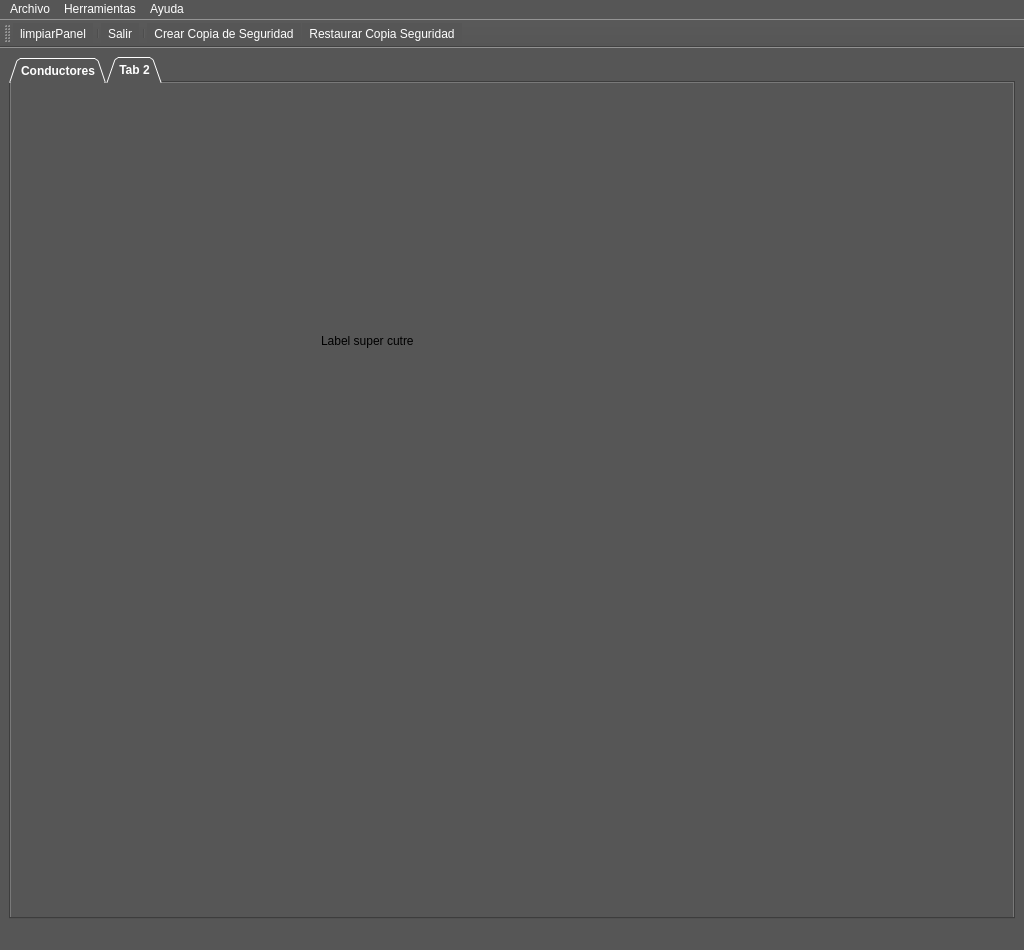
Above: templates/MainWindow.ui from braisd11/CarTeis before the change. Below: the same form after it.
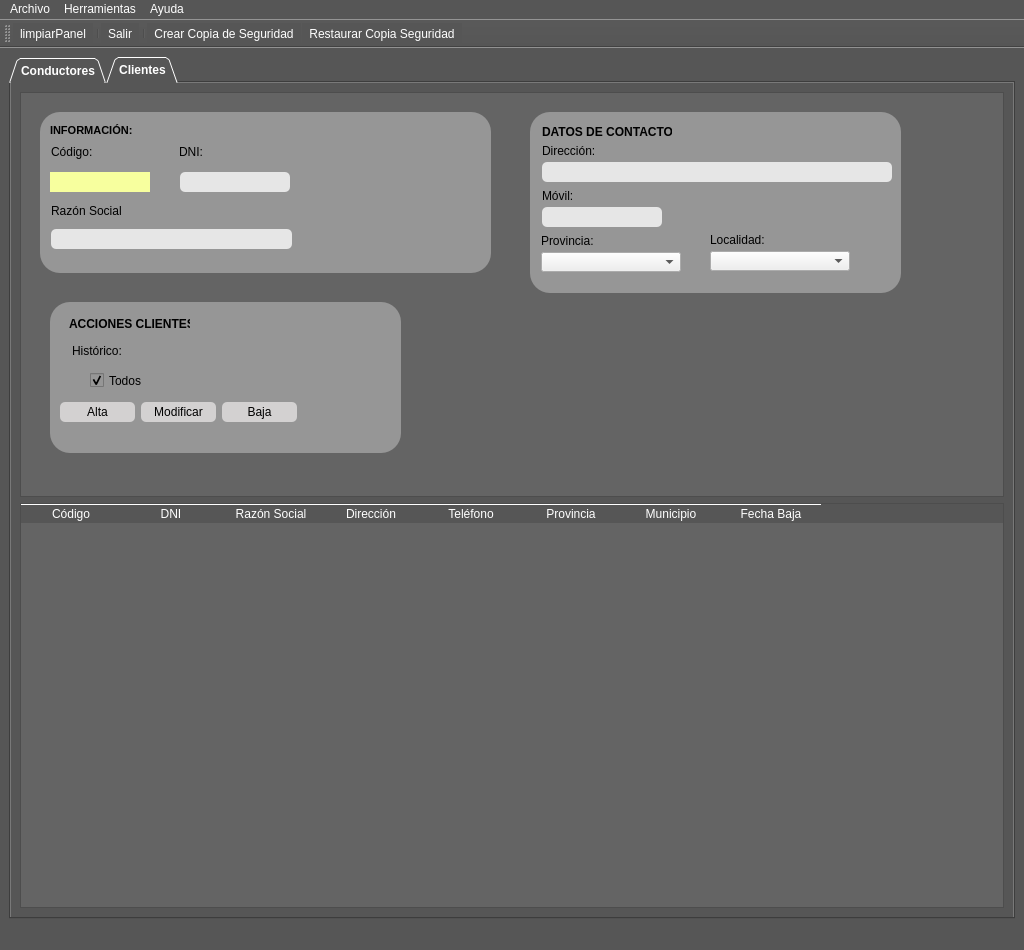
That is the form after the change. The open tabs and pages were chosen to show the change. Icons and pictures are not drawn.

Patch:
```diff
--- a/templates/MainWindow.ui
+++ b/templates/MainWindow.ui
@@ -75,7 +75,8 @@
 
 QLineEdit {
 border-radius: 5px;
-background-color: #E6E6E6
+background-color: #E6E6E6;
+color: rgb(0,0,0);
 }
 </string>
   </property>
@@ -1569,22 +1570,996 @@
          <verstretch>0</verstretch>
         </sizepolicy>
        </property>
+       <property name="autoFillBackground">
+        <bool>false</bool>
+       </property>
        <attribute name="title">
-        <string>Tab 2</string>
+        <string>Clientes</string>
        </attribute>
-       <widget class="QLabel" name="label_2">
-        <property name="geometry">
-         <rect>
-          <x>310</x>
-          <y>250</y>
-          <width>191</width>
-          <height>16</height>
-         </rect>
-        </property>
-        <property name="text">
-         <string>Label super cutre</string>
-        </property>
-       </widget>
+       <layout class="QVBoxLayout" name="verticalLayout">
+        <item>
+         <widget class="QFrame" name="frame">
+          <property name="sizePolicy">
+           <sizepolicy hsizetype="Expanding" vsizetype="Expanding">
+            <horstretch>0</horstretch>
+            <verstretch>0</verstretch>
+           </sizepolicy>
+          </property>
+          <property name="styleSheet">
+           <string notr="true">QFrame {
+	background-color:rgb(100, 100, 100);
+}
+
+QLineEdit {
+	color: rgb(0,0,0);
+}
+
+QCheckBox {
+	color: rgb(0,0,0);
+}
+
+QRadioButton{
+	color: rgb(0,0,0);
+}
+
+QComboBox{
+	color: rgb(0,0,0);
+}</string>
+          </property>
+          <property name="frameShape">
+           <enum>QFrame::StyledPanel</enum>
+          </property>
+          <property name="frameShadow">
+           <enum>QFrame::Raised</enum>
+          </property>
+          <widget class="QFrame" name="frame_5">
+           <property name="geometry">
+            <rect>
+             <x>20</x>
+             <y>20</y>
+             <width>451</width>
+             <height>161</height>
+            </rect>
+           </property>
+           <property name="sizePolicy">
+            <sizepolicy hsizetype="Expanding" vsizetype="Expanding">
+             <horstretch>0</horstretch>
+             <verstretch>0</verstretch>
+            </sizepolicy>
+           </property>
+           <property name="styleSheet">
+            <string notr="true">QFrame{
+	border-radius: 20px;
+	background-color: rgb(150, 150, 150);
+}</string>
+           </property>
+           <property name="frameShape">
+            <enum>QFrame::StyledPanel</enum>
+           </property>
+           <property name="frameShadow">
+            <enum>QFrame::Plain</enum>
+           </property>
+           <property name="lineWidth">
+            <number>1</number>
+           </property>
+           <widget class="QLabel" name="label_2">
+            <property name="geometry">
+             <rect>
+              <x>10</x>
+              <y>10</y>
+              <width>121</width>
+              <height>16</height>
+             </rect>
+            </property>
+            <property name="font">
+             <font>
+              <pointsize>8</pointsize>
+              <weight>75</weight>
+              <bold>true</bold>
+             </font>
+            </property>
+            <property name="text">
+             <string>INFORMACIÓN:</string>
+            </property>
+           </widget>
+           <widget class="QLabel" name="lblCodBDcli">
+            <property name="geometry">
+             <rect>
+              <x>10</x>
+              <y>60</y>
+              <width>100</width>
+              <height>20</height>
+             </rect>
+            </property>
+            <property name="sizePolicy">
+             <sizepolicy hsizetype="Fixed" vsizetype="Fixed">
+              <horstretch>0</horstretch>
+              <verstretch>0</verstretch>
+             </sizepolicy>
+            </property>
+            <property name="minimumSize">
+             <size>
+              <width>100</width>
+              <height>20</height>
+             </size>
+            </property>
+            <property name="styleSheet">
+             <string notr="true">background-color: rgb(247, 255, 158);</string>
+            </property>
+            <property name="text">
+             <string/>
+            </property>
+            <property name="alignment">
+             <set>Qt::AlignCenter</set>
+            </property>
+           </widget>
+           <widget class="QLabel" name="lblCodigocli">
+            <property name="geometry">
+             <rect>
+              <x>11</x>
+              <y>30</y>
+              <width>50</width>
+              <height>20</height>
+             </rect>
+            </property>
+            <property name="sizePolicy">
+             <sizepolicy hsizetype="Fixed" vsizetype="Preferred">
+              <horstretch>0</horstretch>
+              <verstretch>0</verstretch>
+             </sizepolicy>
+            </property>
+            <property name="minimumSize">
+             <size>
+              <width>50</width>
+              <height>20</height>
+             </size>
+            </property>
+            <property name="text">
+             <string>Código:</string>
+            </property>
+           </widget>
+           <widget class="QLabel" name="lblDNIcli">
+            <property name="geometry">
+             <rect>
+              <x>139</x>
+              <y>30</y>
+              <width>50</width>
+              <height>20</height>
+             </rect>
+            </property>
+            <property name="sizePolicy">
+             <sizepolicy hsizetype="Fixed" vsizetype="Fixed">
+              <horstretch>0</horstretch>
+              <verstretch>0</verstretch>
+             </sizepolicy>
+            </property>
+            <property name="minimumSize">
+             <size>
+              <width>50</width>
+              <height>20</height>
+             </size>
+            </property>
+            <property name="maximumSize">
+             <size>
+              <width>50</width>
+              <height>20</height>
+             </size>
+            </property>
+            <property name="text">
+             <string>DNI:</string>
+            </property>
+           </widget>
+           <widget class="QLineEdit" name="txtDNIcli">
+            <property name="geometry">
+             <rect>
+              <x>140</x>
+              <y>60</y>
+              <width>110</width>
+              <height>20</height>
+             </rect>
+            </property>
+            <property name="sizePolicy">
+             <sizepolicy hsizetype="Fixed" vsizetype="Fixed">
+              <horstretch>0</horstretch>
+              <verstretch>0</verstretch>
+             </sizepolicy>
+            </property>
+            <property name="minimumSize">
+             <size>
+              <width>110</width>
+              <height>20</height>
+             </size>
+            </property>
+            <property name="maximumSize">
+             <size>
+              <width>110</width>
+              <height>16777215</height>
+             </size>
+            </property>
+            <property name="alignment">
+             <set>Qt::AlignCenter</set>
+            </property>
+           </widget>
+           <widget class="QLineEdit" name="txtNombrecli">
+            <property name="geometry">
+             <rect>
+              <x>11</x>
+              <y>117</y>
+              <width>241</width>
+              <height>20</height>
+             </rect>
+            </property>
+            <property name="sizePolicy">
+             <sizepolicy hsizetype="Fixed" vsizetype="Fixed">
+              <horstretch>0</horstretch>
+              <verstretch>0</verstretch>
+             </sizepolicy>
+            </property>
+            <property name="minimumSize">
+             <size>
+              <width>110</width>
+              <height>20</height>
+             </size>
+            </property>
+           </widget>
+           <widget class="QLabel" name="lblNombrecli">
+            <property name="geometry">
+             <rect>
+              <x>11</x>
+              <y>91</y>
+              <width>71</width>
+              <height>16</height>
+             </rect>
+            </property>
+            <property name="minimumSize">
+             <size>
+              <width>50</width>
+              <height>0</height>
+             </size>
+            </property>
+            <property name="text">
+             <string>Razón Social:</string>
+            </property>
+           </widget>
+           <widget class="QLabel" name="lblValidarDNIcli">
+            <property name="geometry">
+             <rect>
+              <x>257</x>
+              <y>51</y>
+              <width>60</width>
+              <height>30</height>
+             </rect>
+            </property>
+            <property name="sizePolicy">
+             <sizepolicy hsizetype="Fixed" vsizetype="Fixed">
+              <horstretch>60</horstretch>
+              <verstretch>30</verstretch>
+             </sizepolicy>
+            </property>
+            <property name="minimumSize">
+             <size>
+              <width>60</width>
+              <height>30</height>
+             </size>
+            </property>
+            <property name="maximumSize">
+             <size>
+              <width>60</width>
+              <height>30</height>
+             </size>
+            </property>
+            <property name="font">
+             <font>
+              <family>MV Boli</family>
+              <pointsize>14</pointsize>
+             </font>
+            </property>
+            <property name="text">
+             <string/>
+            </property>
+            <property name="alignment">
+             <set>Qt::AlignLeading|Qt::AlignLeft|Qt::AlignVCenter</set>
+            </property>
+           </widget>
+          </widget>
+          <widget class="QFrame" name="frame_6">
+           <property name="geometry">
+            <rect>
+             <x>510</x>
+             <y>20</y>
+             <width>371</width>
+             <height>181</height>
+            </rect>
+           </property>
+           <property name="sizePolicy">
+            <sizepolicy hsizetype="Expanding" vsizetype="Expanding">
+             <horstretch>0</horstretch>
+             <verstretch>0</verstretch>
+            </sizepolicy>
+           </property>
+           <property name="styleSheet">
+            <string notr="true">QFrame{
+	border-radius: 20px;
+	background-color: rgb(150, 150, 150);
+}</string>
+           </property>
+           <property name="frameShape">
+            <enum>QFrame::StyledPanel</enum>
+           </property>
+           <property name="frameShadow">
+            <enum>QFrame::Raised</enum>
+           </property>
+           <widget class="QLabel" name="label_5">
+            <property name="geometry">
+             <rect>
+              <x>12</x>
+              <y>12</y>
+              <width>130</width>
+              <height>16</height>
+             </rect>
+            </property>
+            <property name="minimumSize">
+             <size>
+              <width>130</width>
+              <height>0</height>
+             </size>
+            </property>
+            <property name="font">
+             <font>
+              <weight>75</weight>
+              <bold>true</bold>
+             </font>
+            </property>
+            <property name="text">
+             <string>DATOS DE CONTACTO:</string>
+            </property>
+           </widget>
+           <widget class="QLabel" name="lblDircli">
+            <property name="geometry">
+             <rect>
+              <x>12</x>
+              <y>31</y>
+              <width>60</width>
+              <height>16</height>
+             </rect>
+            </property>
+            <property name="minimumSize">
+             <size>
+              <width>60</width>
+              <height>0</height>
+             </size>
+            </property>
+            <property name="text">
+             <string>Dirección:</string>
+            </property>
+           </widget>
+           <widget class="QLineEdit" name="txtDircli">
+            <property name="geometry">
+             <rect>
+              <x>12</x>
+              <y>50</y>
+              <width>350</width>
+              <height>20</height>
+             </rect>
+            </property>
+            <property name="minimumSize">
+             <size>
+              <width>350</width>
+              <height>20</height>
+             </size>
+            </property>
+            <property name="maximumSize">
+             <size>
+              <width>350</width>
+              <height>16777215</height>
+             </size>
+            </property>
+           </widget>
+           <widget class="QLabel" name="lblProvcli">
+            <property name="geometry">
+             <rect>
+              <x>11</x>
+              <y>121</y>
+              <width>60</width>
+              <height>16</height>
+             </rect>
+            </property>
+            <property name="minimumSize">
+             <size>
+              <width>60</width>
+              <height>0</height>
+             </size>
+            </property>
+            <property name="text">
+             <string>Provincia:</string>
+            </property>
+           </widget>
+           <widget class="QLabel" name="lblLoccli">
+            <property name="geometry">
+             <rect>
+              <x>180</x>
+              <y>120</y>
+              <width>60</width>
+              <height>16</height>
+             </rect>
+            </property>
+            <property name="minimumSize">
+             <size>
+              <width>60</width>
+              <height>0</height>
+             </size>
+            </property>
+            <property name="text">
+             <string>Localidad:</string>
+            </property>
+           </widget>
+           <widget class="QComboBox" name="cmbProvcli">
+            <property name="geometry">
+             <rect>
+              <x>11</x>
+              <y>140</y>
+              <width>140</width>
+              <height>20</height>
+             </rect>
+            </property>
+            <property name="sizePolicy">
+             <sizepolicy hsizetype="Preferred" vsizetype="Fixed">
+              <horstretch>120</horstretch>
+              <verstretch>20</verstretch>
+             </sizepolicy>
+            </property>
+            <property name="minimumSize">
+             <size>
+              <width>140</width>
+              <height>20</height>
+             </size>
+            </property>
+            <property name="maximumSize">
+             <size>
+              <width>140</width>
+              <height>20</height>
+             </size>
+            </property>
+            <property name="cursor">
+             <cursorShape>PointingHandCursor</cursorShape>
+            </property>
+            <property name="styleSheet">
+             <string notr="true">QComboBox{
+	background-color: None;
+}</string>
+            </property>
+           </widget>
+           <widget class="QComboBox" name="cmbMunicli">
+            <property name="geometry">
+             <rect>
+              <x>180</x>
+              <y>139</y>
+              <width>140</width>
+              <height>20</height>
+             </rect>
+            </property>
+            <property name="sizePolicy">
+             <sizepolicy hsizetype="Preferred" vsizetype="Fixed">
+              <horstretch>120</horstretch>
+              <verstretch>20</verstretch>
+             </sizepolicy>
+            </property>
+            <property name="minimumSize">
+             <size>
+              <width>140</width>
+              <height>20</height>
+             </size>
+            </property>
+            <property name="maximumSize">
+             <size>
+              <width>120</width>
+              <height>20</height>
+             </size>
+            </property>
+            <property name="cursor">
+             <cursorShape>PointingHandCursor</cursorShape>
+            </property>
+            <property name="styleSheet">
+             <string notr="true">QComboBox{
+	background-color: None;
+}</string>
+            </property>
+           </widget>
+           <widget class="QLabel" name="lblMovilcli">
+            <property name="geometry">
+             <rect>
+              <x>12</x>
+              <y>76</y>
+              <width>50</width>
+              <height>16</height>
+             </rect>
+            </property>
+            <property name="minimumSize">
+             <size>
+              <width>50</width>
+              <height>0</height>
+             </size>
+            </property>
+            <property name="text">
+             <string>Móvil:</string>
+            </property>
+           </widget>
+           <widget class="QLineEdit" name="txtMovilcli">
+            <property name="geometry">
+             <rect>
+              <x>12</x>
+              <y>95</y>
+              <width>120</width>
+              <height>20</height>
+             </rect>
+            </property>
+            <property name="sizePolicy">
+             <sizepolicy hsizetype="Fixed" vsizetype="Fixed">
+              <horstretch>0</horstretch>
+              <verstretch>0</verstretch>
+             </sizepolicy>
+            </property>
+            <property name="minimumSize">
+             <size>
+              <width>120</width>
+              <height>20</height>
+             </size>
+            </property>
+            <property name="alignment">
+             <set>Qt::AlignCenter</set>
+            </property>
+           </widget>
+          </widget>
+          <widget class="QFrame" name="frame_7">
+           <property name="geometry">
+            <rect>
+             <x>30</x>
+             <y>210</y>
+             <width>351</width>
+             <height>151</height>
+            </rect>
+           </property>
+           <property name="styleSheet">
+            <string notr="true">QFrame{
+	border-radius: 20px;
+	background-color: rgb(150, 150, 150);
+	color: rgb(0,0,0);
+
+}</string>
+           </property>
+           <property name="frameShape">
+            <enum>QFrame::StyledPanel</enum>
+           </property>
+           <property name="frameShadow">
+            <enum>QFrame::Raised</enum>
+           </property>
+           <widget class="QLabel" name="label_6">
+            <property name="geometry">
+             <rect>
+              <x>19</x>
+              <y>11</y>
+              <width>121</width>
+              <height>21</height>
+             </rect>
+            </property>
+            <property name="minimumSize">
+             <size>
+              <width>90</width>
+              <height>0</height>
+             </size>
+            </property>
+            <property name="font">
+             <font>
+              <weight>75</weight>
+              <bold>true</bold>
+             </font>
+            </property>
+            <property name="text">
+             <string>ACCIONES CLIENTES:</string>
+            </property>
+           </widget>
+           <widget class="QPushButton" name="btnAltacli">
+            <property name="geometry">
+             <rect>
+              <x>10</x>
+              <y>100</y>
+              <width>75</width>
+              <height>20</height>
+             </rect>
+            </property>
+            <property name="sizePolicy">
+             <sizepolicy hsizetype="Fixed" vsizetype="Fixed">
+              <horstretch>0</horstretch>
+              <verstretch>0</verstretch>
+             </sizepolicy>
+            </property>
+            <property name="minimumSize">
+             <size>
+              <width>75</width>
+              <height>20</height>
+             </size>
+            </property>
+            <property name="cursor">
+             <cursorShape>PointingHandCursor</cursorShape>
+            </property>
+            <property name="text">
+             <string>Alta</string>
+            </property>
+           </widget>
+           <widget class="QPushButton" name="btnModifcli">
+            <property name="geometry">
+             <rect>
+              <x>91</x>
+              <y>100</y>
+              <width>75</width>
+              <height>20</height>
+             </rect>
+            </property>
+            <property name="sizePolicy">
+             <sizepolicy hsizetype="Fixed" vsizetype="Fixed">
+              <horstretch>0</horstretch>
+              <verstretch>0</verstretch>
+             </sizepolicy>
+            </property>
+            <property name="minimumSize">
+             <size>
+              <width>75</width>
+              <height>20</height>
+             </size>
+            </property>
+            <property name="cursor">
+             <cursorShape>PointingHandCursor</cursorShape>
+            </property>
+            <property name="text">
+             <string>Modificar</string>
+            </property>
+           </widget>
+           <widget class="QPushButton" name="btnBajacli">
+            <property name="geometry">
+             <rect>
+              <x>172</x>
+              <y>100</y>
+              <width>75</width>
+              <height>20</height>
+             </rect>
+            </property>
+            <property name="sizePolicy">
+             <sizepolicy hsizetype="Fixed" vsizetype="Fixed">
+              <horstretch>0</horstretch>
+              <verstretch>0</verstretch>
+             </sizepolicy>
+            </property>
+            <property name="minimumSize">
+             <size>
+              <width>75</width>
+              <height>20</height>
+             </size>
+            </property>
+            <property name="cursor">
+             <cursorShape>PointingHandCursor</cursorShape>
+            </property>
+            <property name="text">
+             <string>Baja</string>
+            </property>
+           </widget>
+           <widget class="QLabel" name="lblHistorico_2">
+            <property name="geometry">
+             <rect>
+              <x>22</x>
+              <y>41</y>
+              <width>50</width>
+              <height>16</height>
+             </rect>
+            </property>
+            <property name="minimumSize">
+             <size>
+              <width>50</width>
+              <height>0</height>
+             </size>
+            </property>
+            <property name="text">
+             <string>Histórico:</string>
+            </property>
+           </widget>
+           <widget class="QCheckBox" name="chkTodoscli">
+            <property name="geometry">
+             <rect>
+              <x>40</x>
+              <y>70</y>
+              <width>70</width>
+              <height>17</height>
+             </rect>
+            </property>
+            <property name="styleSheet">
+             <string notr="true">QCheckBox{
+	background-color: rgb(150, 150, 150);
+}</string>
+            </property>
+            <property name="text">
+             <string>Todos</string>
+            </property>
+            <property name="checked">
+             <bool>true</bool>
+            </property>
+           </widget>
+          </widget>
+         </widget>
+        </item>
+        <item>
+         <widget class="QTableWidget" name="tabClientes">
+          <property name="palette">
+           <palette>
+            <active>
+             <colorrole role="WindowText">
+              <brush brushstyle="SolidPattern">
+               <color alpha="255">
+                <red>255</red>
+                <green>255</green>
+                <blue>255</blue>
+               </color>
+              </brush>
+             </colorrole>
+             <colorrole role="Button">
+              <brush brushstyle="SolidPattern">
+               <color alpha="255">
+                <red>100</red>
+                <green>100</green>
+                <blue>100</blue>
+               </color>
+              </brush>
+             </colorrole>
+             <colorrole role="Text">
+              <brush brushstyle="SolidPattern">
+               <color alpha="255">
+                <red>255</red>
+                <green>255</green>
+                <blue>255</blue>
+               </color>
+              </brush>
+             </colorrole>
+             <colorrole role="ButtonText">
+              <brush brushstyle="SolidPattern">
+               <color alpha="255">
+                <red>255</red>
+                <green>255</green>
+                <blue>255</blue>
+               </color>
+              </brush>
+             </colorrole>
+             <colorrole role="Base">
+              <brush brushstyle="SolidPattern">
+               <color alpha="255">
+                <red>86</red>
+                <green>86</green>
+                <blue>86</blue>
+               </color>
+              </brush>
+             </colorrole>
+             <colorrole role="Window">
+              <brush brushstyle="SolidPattern">
+               <color alpha="255">
+                <red>100</red>
+                <green>100</green>
+                <blue>100</blue>
+               </color>
+              </brush>
+             </colorrole>
+             <colorrole role="AlternateBase">
+              <brush brushstyle="SolidPattern">
+               <color alpha="255">
+                <red>149</red>
+                <green>149</green>
+                <blue>149</blue>
+               </color>
+              </brush>
+             </colorrole>
+            </active>
+            <inactive>
+             <colorrole role="WindowText">
+              <brush brushstyle="SolidPattern">
+               <color alpha="255">
+                <red>255</red>
+                <green>255</green>
+                <blue>255</blue>
+               </color>
+              </brush>
+             </colorrole>
+             <colorrole role="Button">
+              <brush brushstyle="SolidPattern">
+               <color alpha="255">
+                <red>100</red>
+                <green>100</green>
+                <blue>100</blue>
+               </color>
+              </brush>
+             </colorrole>
+             <colorrole role="Text">
+              <brush brushstyle="SolidPattern">
+               <color alpha="255">
+                <red>255</red>
+                <green>255</green>
+                <blue>255</blue>
+               </color>
+              </brush>
+             </colorrole>
+             <colorrole role="ButtonText">
+              <brush brushstyle="SolidPattern">
+               <color alpha="255">
+                <red>255</red>
+                <green>255</green>
+                <blue>255</blue>
+               </color>
+              </brush>
+             </colorrole>
+             <colorrole role="Base">
+              <brush brushstyle="SolidPattern">
+               <color alpha="255">
+                <red>86</red>
+                <green>86</green>
+                <blue>86</blue>
+               </color>
+              </brush>
+             </colorrole>
+             <colorrole role="Window">
+              <brush brushstyle="SolidPattern">
+               <color alpha="255">
+                <red>100</red>
+                <green>100</green>
+                <blue>100</blue>
+               </color>
+              </brush>
+             </colorrole>
+             <colorrole role="AlternateBase">
+              <brush brushstyle="SolidPattern">
+               <color alpha="255">
+                <red>149</red>
+                <green>149</green>
+                <blue>149</blue>
+               </color>
+              </brush>
+             </colorrole>
+            </inactive>
+            <disabled>
+             <colorrole role="WindowText">
+              <brush brushstyle="SolidPattern">
+               <color alpha="255">
+                <red>255</red>
+                <green>255</green>
+                <blue>255</blue>
+               </color>
+              </brush>
+             </colorrole>
+             <colorrole role="Button">
+              <brush brushstyle="SolidPattern">
+               <color alpha="255">
+                <red>100</red>
+                <green>100</green>
+                <blue>100</blue>
+               </color>
+              </brush>
+             </colorrole>
+             <colorrole role="Text">
+              <brush brushstyle="SolidPattern">
+               <color alpha="255">
+                <red>255</red>
+                <green>255</green>
+                <blue>255</blue>
+               </color>
+              </brush>
+             </colorrole>
+             <colorrole role="ButtonText">
+              <brush brushstyle="SolidPattern">
+               <color alpha="255">
+                <red>255</red>
+                <green>255</green>
+                <blue>255</blue>
+               </color>
+              </brush>
+             </colorrole>
+             <colorrole role="Base">
+              <brush brushstyle="SolidPattern">
+               <color alpha="255">
+                <red>100</red>
+                <green>100</green>
+                <blue>100</blue>
+               </color>
+              </brush>
+             </colorrole>
+             <colorrole role="Window">
+              <brush brushstyle="SolidPattern">
+               <color alpha="255">
+                <red>100</red>
+                <green>100</green>
+                <blue>100</blue>
+               </color>
+              </brush>
+             </colorrole>
+             <colorrole role="AlternateBase">
+              <brush brushstyle="SolidPattern">
+               <color alpha="255">
+                <red>149</red>
+                <green>149</green>
+                <blue>149</blue>
+               </color>
+              </brush>
+             </colorrole>
+            </disabled>
+           </palette>
+          </property>
+          <property name="styleSheet">
+           <string notr="true">QTableWidget::item:selected {
+    background-color: rgb(255,255,255);
+	color: rgb(0,0,0);
+}
+
+QTableWidget {
+    background-color: rgb(100,100,100);
+}</string>
+          </property>
+          <property name="editTriggers">
+           <set>QAbstractItemView::NoEditTriggers</set>
+          </property>
+          <property name="tabKeyNavigation">
+           <bool>true</bool>
+          </property>
+          <property name="showDropIndicator" stdset="0">
+           <bool>true</bool>
+          </property>
+          <property name="alternatingRowColors">
+           <bool>true</bool>
+          </property>
+          <property name="selectionBehavior">
+           <enum>QAbstractItemView::SelectRows</enum>
+          </property>
+          <property name="wordWrap">
+           <bool>true</bool>
+          </property>
+          <attribute name="verticalHeaderVisible">
+           <bool>false</bool>
+          </attribute>
+          <column>
+           <property name="text">
+            <string>Código</string>
+           </property>
+          </column>
+          <column>
+           <property name="text">
+            <string>DNI</string>
+           </property>
+          </column>
+          <column>
+           <property name="text">
+            <string>Razón Social</string>
+           </property>
+          </column>
+          <column>
+           <property name="text">
+            <string>Dirección</string>
+           </property>
+          </column>
+          <column>
+           <property name="text">
+            <string>Teléfono</string>
+           </property>
+          </column>
+          <column>
+           <property name="text">
+            <string>Provincia</string>
+           </property>
+          </column>
+          <column>
+           <property name="text">
+            <string>Municipio</string>
+           </property>
+          </column>
+          <column>
+           <property name="text">
+            <string>Fecha Baja</string>
+           </property>
+          </column>
+         </widget>
+        </item>
+       </layout>
       </widget>
      </widget>
     </item>
```
Left out of the diff: 60 changed lines with no effect on the pictures.
